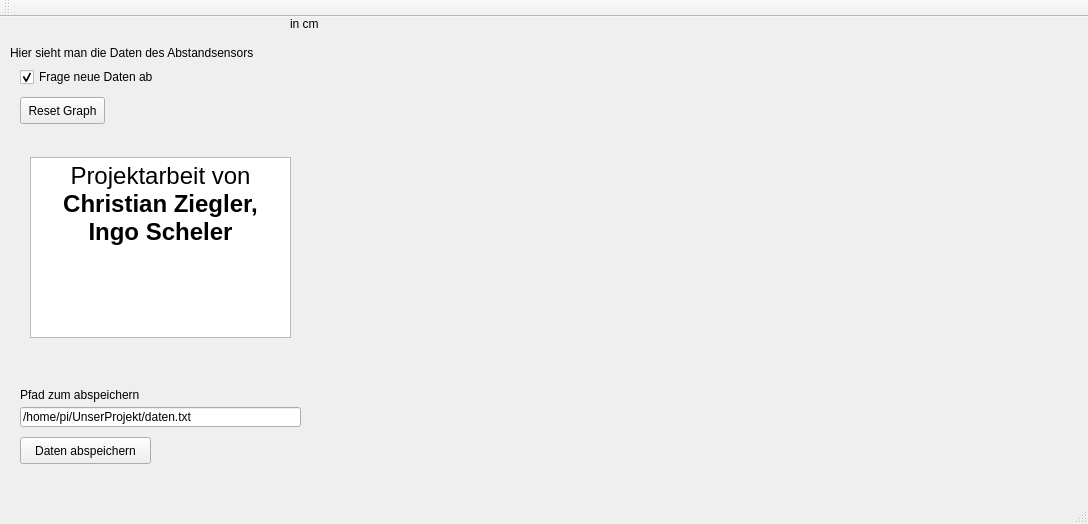
This is mainwindow.ui in Totenfluch/Prog3Projekt as Qt 5 draws it before an edit. The edited form follows.
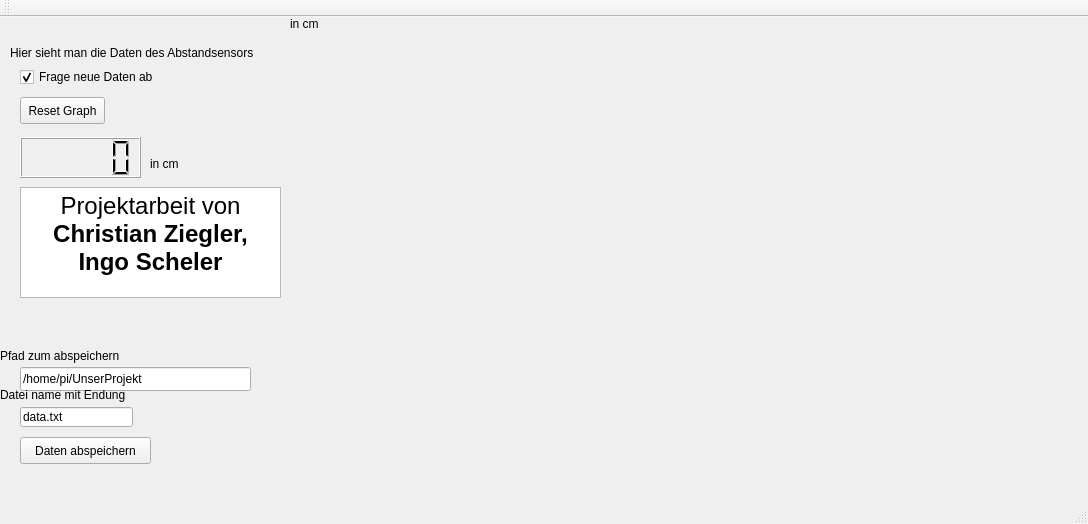
This is the edited form. Custom widgets are drawn as their Qt base class.

Commit message: update with comments

Patch:
```diff
--- a/mainwindow.ui
+++ b/mainwindow.ui
@@ -54,22 +54,22 @@
     <property name="geometry">
      <rect>
       <x>20</x>
-      <y>390</y>
-      <width>281</width>
-      <height>20</height>
+      <y>350</y>
+      <width>231</width>
+      <height>24</height>
      </rect>
     </property>
     <property name="text">
-     <string>/home/pi/UnserProjekt/daten.txt</string>
+     <string>/home/pi/UnserProjekt</string>
     </property>
    </widget>
    <widget class="QLabel" name="dataLabel">
     <property name="geometry">
      <rect>
-      <x>20</x>
-      <y>370</y>
-      <width>151</width>
-      <height>16</height>
+      <x>0</x>
+      <y>330</y>
+      <width>136</width>
+      <height>18</height>
      </rect>
     </property>
     <property name="text">
@@ -95,10 +95,10 @@
    <widget class="QTextEdit" name="textEdit">
     <property name="geometry">
      <rect>
-      <x>30</x>
-      <y>140</y>
+      <x>20</x>
+      <y>170</y>
       <width>261</width>
-      <height>181</height>
+      <height>111</height>
      </rect>
     </property>
     <property name="readOnly">
@@ -140,6 +140,55 @@
      <string>in cm</string>
     </property>
    </widget>
+   <widget class="QLabel" name="fileNameLabel">
+    <property name="geometry">
+     <rect>
+      <x>0</x>
+      <y>370</y>
+      <width>161</width>
+      <height>16</height>
+     </rect>
+    </property>
+    <property name="text">
+     <string>Datei name mit Endung</string>
+    </property>
+   </widget>
+   <widget class="QLineEdit" name="fileNameText">
+    <property name="geometry">
+     <rect>
+      <x>20</x>
+      <y>390</y>
+      <width>113</width>
+      <height>20</height>
+     </rect>
+    </property>
+    <property name="text">
+     <string>data.txt</string>
+    </property>
+   </widget>
+   <widget class="QLCDNumber" name="rangeDisplay">
+    <property name="geometry">
+     <rect>
+      <x>20</x>
+      <y>120</y>
+      <width>121</width>
+      <height>41</height>
+     </rect>
+    </property>
+   </widget>
+   <widget class="QLabel" name="rangeDisplayLabel">
+    <property name="geometry">
+     <rect>
+      <x>150</x>
+      <y>140</y>
+      <width>57</width>
+      <height>14</height>
+     </rect>
+    </property>
+    <property name="text">
+     <string>in cm</string>
+    </property>
+   </widget>
   </widget>
   <widget class="QMenuBar" name="menuBar">
    <property name="geometry">
```
Left out of the diff: 4 changed lines with no effect on the pictures. The commit also changes 2 other files.
